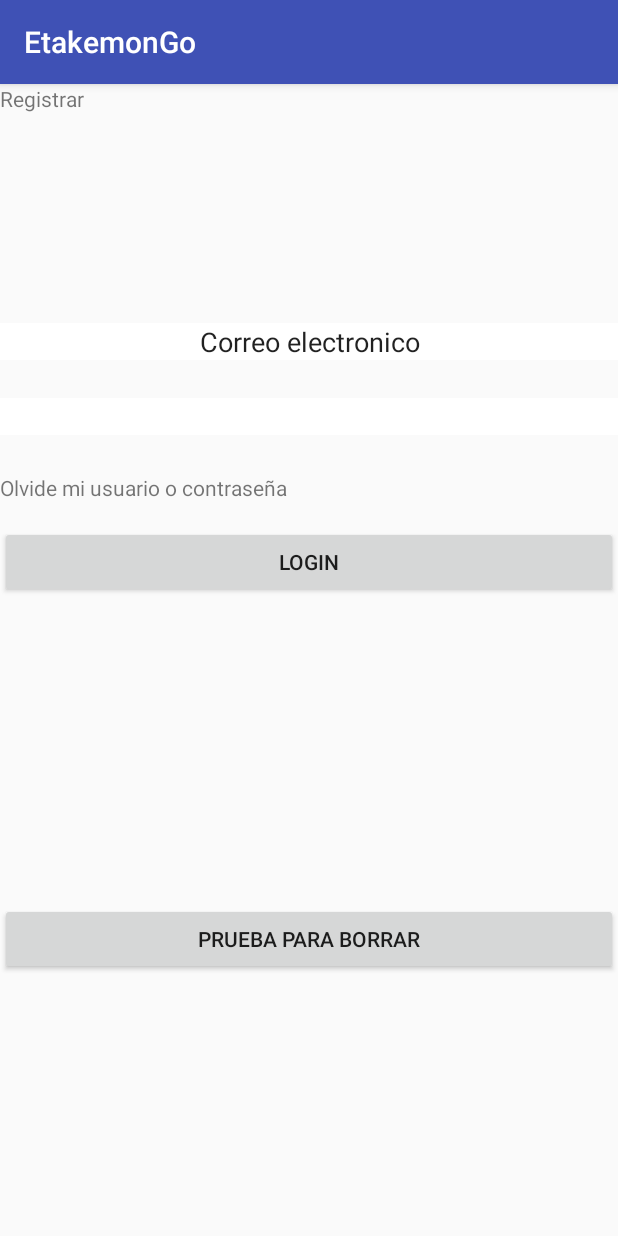
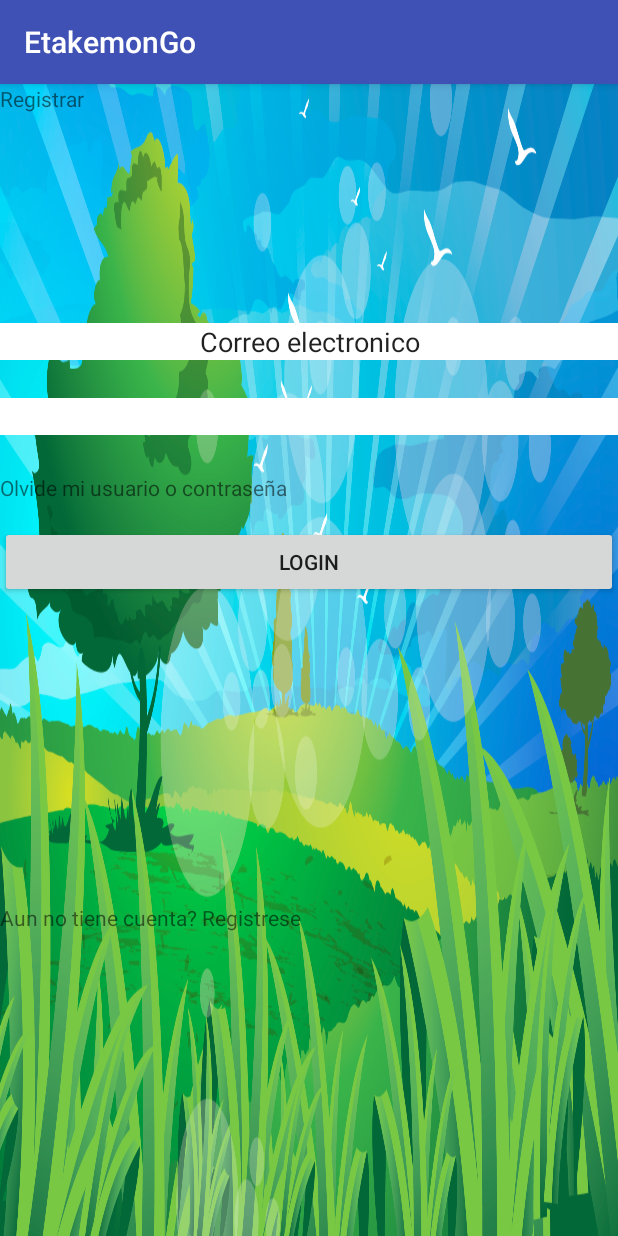
Before and after one commit to danimb93/EtakemonGoAndroidv2, an Android app: the screen it shows after launch (Login), on a phone screen of 412 x 824 dp. Run offline under Robolectric (Android 15) with nearby library versions, the phone set to English and light mode, and no system bars.

Commit message:
prueba sicro reply

```diff
--- a/app/src/main/res/layout/activity_login.xml
+++ b/app/src/main/res/layout/activity_login.xml
@@ -4,7 +4,8 @@
     xmlns:tools="http://schemas.android.com/tools"
     android:layout_width="match_parent"
     android:layout_height="match_parent"
-    tools:context="com.example.dani.etakemongo.Login">
+    tools:context="com.example.dani.etakemongo.Login"
+    android:background="@drawable/fondo">
 
     <LinearLayout
         android:layout_width="0dp"
@@ -12,7 +13,7 @@
         android:orientation="vertical"
         android:weightSum="1"
         app:layout_constraintBottom_toBottomOf="parent"
-        app:layout_constraintHorizontal_bias="1.0"
+        app:layout_constraintHorizontal_bias="0.0"
         app:layout_constraintLeft_toLeftOf="parent"
         app:layout_constraintRight_toRightOf="parent"
         app:layout_constraintTop_toTopOf="parent"
@@ -119,21 +120,6 @@
                 android:onClick="abrirRegistrar"
                 android:text="Aun no tiene cuenta? Registrese" />
 
-            <LinearLayout
-                android:layout_width="match_parent"
-                android:layout_height="match_parent"
-                android:layout_weight="1"
-                android:orientation="horizontal"
-                tools:layout_editor_absoluteX="8dp"
-                tools:layout_editor_absoluteY="8dp">
-
-                <Button
-                    android:id="@+id/button2"
-                    android:layout_width="wrap_content"
-                    android:layout_height="wrap_content"
-                    android:layout_weight="1"
-                    android:text="PRUEBA PARA BORRAR" />
-            </LinearLayout>
         </LinearLayout>
     </LinearLayout>
 </android.support.constraint.ConstraintLayout>
```
Also changed, not shown: app/src/main/res/drawable/fondo.png (added), 1 other file.
